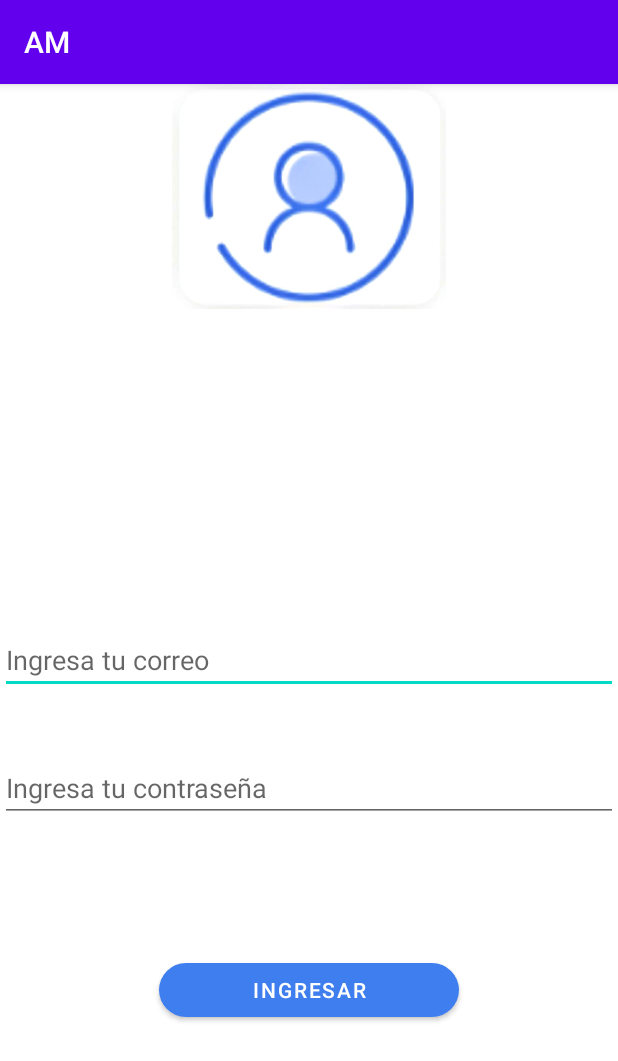
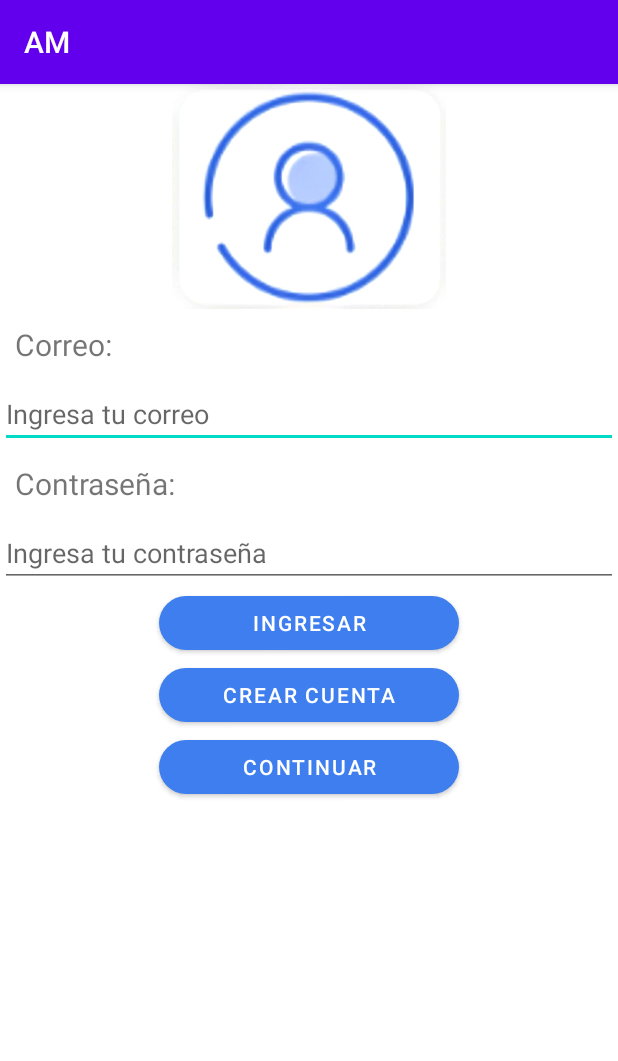
Before and after one commit to dis0400/Progra3, an Android app: the Login screen opened directly, with no data from a screen before it, on a phone screen of 412 x 824 dp. Shown: the top 1061 px of the screen. Run offline under Robolectric (Android 15) with nearby library versions, the phone set to English and light mode, and no system bars.

Commit message:
login commit

```diff
--- a/app/src/main/java/com/grupod/am/Doc1.kt
+++ b/app/src/main/java/com/grupod/am/CrearCuenta.kt
@@ -3,9 +3,9 @@ package com.grupod.am
 import androidx.appcompat.app.AppCompatActivity
 import android.os.Bundle
 
-class Doc1 : AppCompatActivity() {
+class CrearCuenta : AppCompatActivity() {
     override fun onCreate(savedInstanceState: Bundle?) {
         super.onCreate(savedInstanceState)
-        setContentView(R.layout.activity_doc1)
+        setContentView(R.layout.activity_crear_cuenta)
     }
 }
--- a/app/src/main/java/com/grupod/am/Login.kt
+++ b/app/src/main/java/com/grupod/am/Login.kt
@@ -2,10 +2,15 @@ package com.grupod.am
 
 import androidx.appcompat.app.AppCompatActivity
 import android.os.Bundle
+import android.view.View.OnCreateContextMenuListener
 
 class Login : AppCompatActivity() {
     override fun onCreate(savedInstanceState: Bundle?) {
         super.onCreate(savedInstanceState)
         setContentView(R.layout.activity_login)
     }
+    private lateinit var binding: ActivityLoginBinding
+    private lateinit var auth: FireBaseAuth
+    var currentUser: FirebaseUser?
+     override fun OnCreateContextMenuListener
 }
--- a/app/src/main/res/layout/activity_login.xml
+++ b/app/src/main/res/layout/activity_login.xml
@@ -10,17 +10,29 @@
         android:layout_width="match_parent"
         android:layout_height="wrap_content"
         android:orientation="vertical"
+        android:gravity="center"
+        tools:layout_editor_absoluteX="35dp"
+        app:layout_editor_absoluteY="100dp"
         tools:ignore="MissingConstraints">
 
-    </LinearLayout>
 
         <ImageView
             android:layout_width="match_parent"
             android:layout_height="150dp"
             android:contentDescription="@string/login"
             app:srcCompat="@drawable/usuaario"
-        tools:layout_editor_absoluteY="85dp"
-        tools:ignore="MissingConstraints" />
+            tools:ignore="MissingConstraints"
+            tools:layout_editor_absoluteY="85dp" />
+
+        <TextView
+            android:id="@+id/textView"
+            android:layout_width="match_parent"
+            android:layout_height="match_parent"
+            android:layout_margin="10dp"
+            android:text="Correo:"
+            android:textSize="20sp" />
+
+
         <EditText
             android:id="@+id/edittextName"
             android:layout_width="match_parent"
@@ -32,7 +44,16 @@
             app:layout_constraintBottom_toBottomOf="parent"
             app:layout_constraintEnd_toEndOf="parent"
             app:layout_constraintStart_toStartOf="parent"
-        app:layout_constraintTop_toTopOf="parent"/>
+            app:layout_constraintTop_toTopOf="parent" />
+
+        <TextView
+            android:id="@+id/textView1"
+            android:layout_width="match_parent"
+            android:layout_height="match_parent"
+            android:layout_margin="10dp"
+            android:text="Contraseña:"
+
+            android:textSize="20sp" />
 
         <EditText
             android:id="@+id/editTextLastname"
@@ -54,12 +75,42 @@
             android:layout_height="wrap_content"
             android:layout_margin="0dp"
             android:onClick="buttonSignUp"
+            android:textAlignment="center"
             android:text="@string/login"
             app:layout_constraintBottom_toBottomOf="parent"
             app:layout_constraintEnd_toEndOf="parent"
+            app:layout_constraintHorizontal_bias="0.497"
             app:layout_constraintStart_toStartOf="parent"
             app:layout_constraintTop_toTopOf="parent"
-        app:layout_constraintVertical_bias="0.806"
-        />
+            app:layout_constraintVertical_bias="0.739" />
+
+        <Button
+            style="@style/button"
+            android:layout_width="200dp"
+            android:layout_height="wrap_content"
+            android:layout_margin="0dp"
+            android:onClick="buttonSignUp"
+            android:text="CREAR CUENTA"
+            app:layout_constraintBottom_toBottomOf="parent"
+            app:layout_constraintEnd_toEndOf="parent"
+            app:layout_constraintHorizontal_bias="0.497"
+            app:layout_constraintStart_toStartOf="parent"
+            app:layout_constraintTop_toTopOf="parent"
+            app:layout_constraintVertical_bias="0.837" />
+
+        <Button
+            style="@style/button"
+            android:layout_width="200dp"
+            android:layout_height="wrap_content"
+            android:layout_margin="0dp"
+            android:onClick="buttonSignUp"
+            android:text="CONTINUAR"
+            app:layout_constraintBottom_toBottomOf="parent"
+            app:layout_constraintEnd_toEndOf="parent"
+            app:layout_constraintHorizontal_bias="0.497"
+            app:layout_constraintStart_toStartOf="parent"
+            app:layout_constraintTop_toTopOf="parent"
+            app:layout_constraintVertical_bias="0.947" />
+    </LinearLayout>
 
 </androidx.constraintlayout.widget.ConstraintLayout>
--- a/app/src/main/res/values/strings.xml
+++ b/app/src/main/res/values/strings.xml
@@ -6,8 +6,10 @@
     <string name="login">Ingresar</string>
     <string name="email">Ingresa tu correo</string>
     <string name="password">Ingresa tu contraseña</string>
-    <string name="firstname">Nombre</string>
-    <string name="lastname">Apellido</string>
+    <string name="firstname">Ingresa tu nombre</string>
+    <string name="lastname">Ingresa tu apellido</string>
+    <string name="newpass">Ingresa tu nueva contraseña</string>
+    <string name="phone">Ingresa tu numero de celular</string>
 
 
 </resources>
```
Also changed, not shown: app/src/main/AndroidManifest.xml (+7 -0 lines), app/src/main/res/layout/activity_crear_cuenta.xml (added, +129 -0 lines), app/src/main/res/layout/activity_doc1.xml (deleted, +0 -12 lines). Lines whose indentation alone changed are shown as unchanged.
